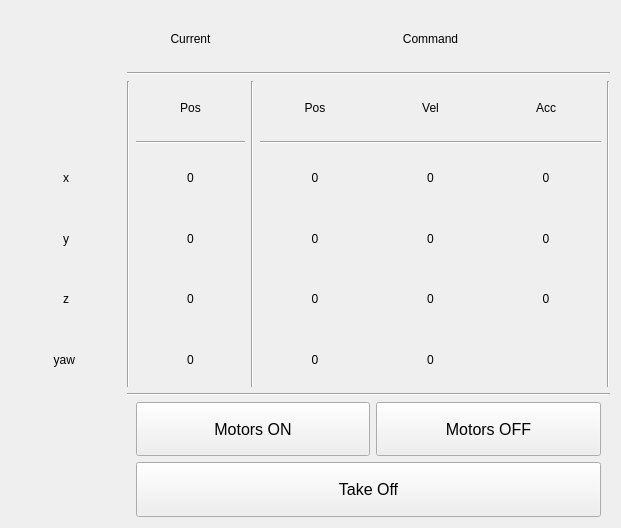
First picture: the form in autonomy_core/client/rqt_quadrotor_safety/resource/QuadrotorSafety.ui, repository KumarRobotics/kr_autonomous_flight, before the edit.
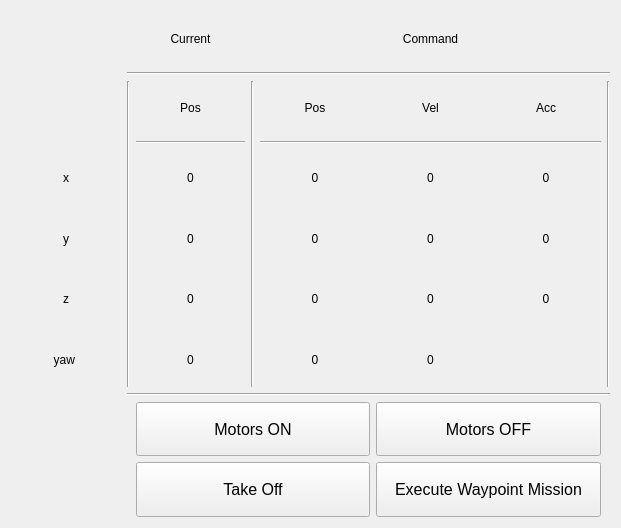
Second picture: the form after the edit.

```diff
--- a/autonomy_core/client/rqt_quadrotor_safety/resource/QuadrotorSafety.ui
+++ b/autonomy_core/client/rqt_quadrotor_safety/resource/QuadrotorSafety.ui
@@ -394,7 +394,7 @@
        </property>
       </widget>
      </item>
-     <item row="27" column="2" colspan="5">
+     <item row="27" column="2" colspan="3">
       <widget class="QPushButton" name="takeoff_push_button">
        <property name="sizePolicy">
         <sizepolicy hsizetype="Minimum" vsizetype="Minimum">
@@ -418,6 +418,24 @@
        </property>
       </widget>
      </item>
+     <item row="27" column="5" colspan="2">
+      <widget class="QPushButton" name="execute_waypoints_push_button">
+       <property name="sizePolicy">
+        <sizepolicy hsizetype="Minimum" vsizetype="Minimum">
+         <horstretch>0</horstretch>
+         <verstretch>0</verstretch>
+        </sizepolicy>
+       </property>
+       <property name="font">
+        <font>
+         <pointsize>12</pointsize>
+        </font>
+       </property>
+       <property name="text">
+        <string>Execute Waypoint Mission</string>
+       </property>
+      </widget>
+     </item>
     </layout>
    </item>
   </layout>
```
